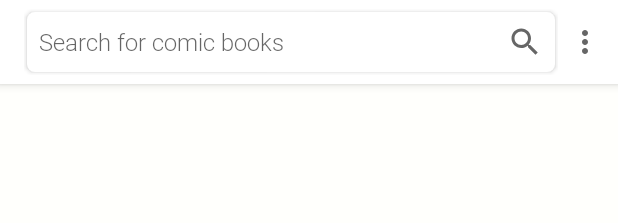
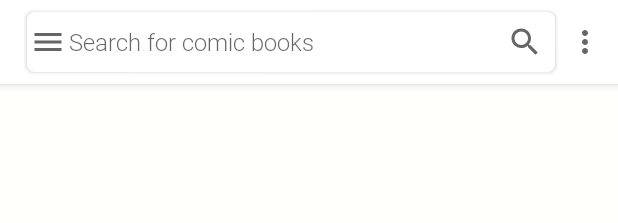
Before and after one commit to Enes-Kayiklik/Comic-Reader, an Android app: the layout fragment_bookshelf.xml on its own in the app's theme, with its tools: preview values and no code run, on a phone screen of 412 x 824 dp. Shown: the top 223 px of the screen. Run offline under Robolectric (Android 15) with nearby library versions, the phone set to English and light mode, and no system bars.

Commit message:
added drawer menu

```diff
--- a/app/src/main/java/com/eneskayiklik/comicreader/ui/main/bookshelf/BookShelfFragment.kt
+++ b/app/src/main/java/com/eneskayiklik/comicreader/ui/main/bookshelf/BookShelfFragment.kt
@@ -6,6 +6,7 @@ import android.view.MenuInflater
 import android.view.MenuItem
 import android.view.View
 import androidx.appcompat.app.AppCompatActivity
+import androidx.core.view.GravityCompat
 import androidx.core.widget.doOnTextChanged
 import androidx.fragment.app.Fragment
 import androidx.fragment.app.activityViewModels
@@ -36,6 +37,10 @@ class BookShelfFragment : Fragment(R.layout.fragment_bookshelf) {
                 adapter.bookList = bookList.filter { it.name.contains(text ?: "", true) }
                 adapter.notifyDataSetChanged()
             }
+        }
+
+        btnDrawer.setOnClickListener {
+            drawerLayoutMain.openDrawer(GravityCompat.START)
         }
     }
 
--- /dev/null
+++ b/app/src/main/res/drawable/ic_menu.xml
@@ -0,0 +1,10 @@
+<vector xmlns:android="http://schemas.android.com/apk/res/android"
+    android:width="24dp"
+    android:height="24dp"
+    android:tint="?attr/colorControlNormal"
+    android:viewportWidth="24"
+    android:viewportHeight="24">
+    <path
+        android:fillColor="@android:color/white"
+        android:pathData="M3,18h18v-2L3,16v2zM3,13h18v-2L3,11v2zM3,6v2h18L21,6L3,6z" />
+</vector>
--- /dev/null
+++ b/app/src/main/res/layout/drawer_nav_header.xml
@@ -0,0 +1,13 @@
+<?xml version="1.0" encoding="utf-8"?>
+<LinearLayout xmlns:android="http://schemas.android.com/apk/res/android"
+    xmlns:app="http://schemas.android.com/apk/res-auto"
+    android:layout_width="match_parent"
+    android:layout_height="wrap_content"
+    android:gravity="center">
+
+    <ImageView
+        android:id="@+id/imageView2"
+        android:layout_width="75dp"
+        android:layout_height="150dp"
+        app:srcCompat="@drawable/ic_book" />
+</LinearLayout>
--- a/app/src/main/res/layout/fragment_bookshelf.xml
+++ b/app/src/main/res/layout/fragment_bookshelf.xml
@@ -1,13 +1,25 @@
 <?xml version="1.0" encoding="utf-8"?>
-<androidx.coordinatorlayout.widget.CoordinatorLayout xmlns:android="http://schemas.android.com/apk/res/android"
+<RelativeLayout xmlns:android="http://schemas.android.com/apk/res/android"
     xmlns:app="http://schemas.android.com/apk/res-auto"
+    android:layout_width="match_parent"
+    android:layout_height="match_parent">
+
+    <androidx.drawerlayout.widget.DrawerLayout
+        android:id="@+id/drawerLayoutMain"
+        android:layout_width="match_parent"
+        android:layout_height="match_parent"
+        android:layout_alignParentTop="true"
+        android:layout_alignParentEnd="true"
+        android:layout_marginTop="0dp"
+        android:layout_marginEnd="0dp">
+
+        <androidx.coordinatorlayout.widget.CoordinatorLayout
             android:layout_width="match_parent"
             android:layout_height="match_parent">
 
             <com.google.android.material.appbar.AppBarLayout
                 android:layout_width="match_parent"
-        android:layout_height="wrap_content"
-        android:layout_gravity="top">
+                android:layout_height="wrap_content">
 
                 <com.google.android.material.appbar.CollapsingToolbarLayout
                     android:layout_width="match_parent"
@@ -26,6 +38,17 @@
                             android:layout_height="match_parent"
                             android:orientation="horizontal">
 
+                            <ImageView
+                                android:id="@+id/btnDrawer"
+                                android:layout_width="wrap_content"
+                                android:layout_height="wrap_content"
+                                android:layout_marginStart="4dp"
+                                android:elevation="8dp"
+                                android:src="@drawable/ic_menu"
+                                app:layout_constraintBottom_toBottomOf="@+id/edtSearchView"
+                                app:layout_constraintStart_toStartOf="parent"
+                                app:layout_constraintTop_toTopOf="@+id/edtSearchView" />
+
                             <EditText
                                 android:id="@+id/edtSearchView"
                                 style="@style/SubText"
@@ -40,7 +63,7 @@
                                 android:inputType="text"
                                 android:maxLength="10"
                                 android:maxLines="1"
-                        android:paddingStart="8dp"
+                                android:paddingStart="28dp"
                                 android:paddingEnd="8dp"
                                 app:layout_constraintBottom_toBottomOf="parent"
                                 app:layout_constraintEnd_toEndOf="parent"
@@ -61,9 +84,20 @@
                 android:id="@+id/loadingView"
                 android:layout_width="75dp"
                 android:layout_height="75dp"
+                android:layout_gravity="center"
+                android:visibility="gone"
                 app:lottie_autoPlay="true"
                 app:lottie_rawRes="@raw/book"
-        android:layout_gravity="center"
-        android:visibility="gone"
                 app:lottie_repeatCount="100" />
         </androidx.coordinatorlayout.widget.CoordinatorLayout>
+
+        <com.google.android.material.navigation.NavigationView
+            android:id="@+id/drawerMenuMain"
+            android:layout_width="wrap_content"
+            android:layout_height="match_parent"
+            android:layout_gravity="start"
+            android:fitsSystemWindows="true"
+            app:headerLayout="@layout/drawer_nav_header"
+            app:menu="@menu/main_drawer_menu" />
+    </androidx.drawerlayout.widget.DrawerLayout>
+</RelativeLayout>
--- /dev/null
+++ b/app/src/main/res/menu/main_drawer_menu.xml
@@ -0,0 +1,7 @@
+<?xml version="1.0" encoding="utf-8"?>
+<menu xmlns:android="http://schemas.android.com/apk/res/android">
+
+    <item
+        android:id="@+id/firstItem"
+        android:title="First Item" />
+</menu>
```
Lines whose indentation alone changed are shown as unchanged.
